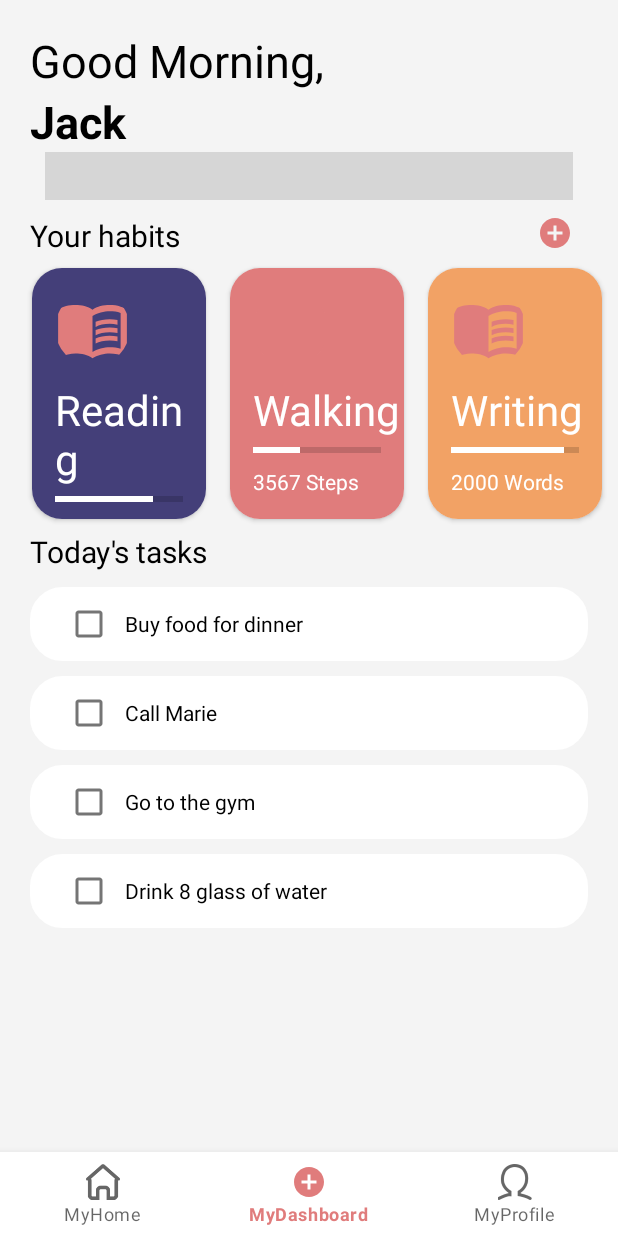
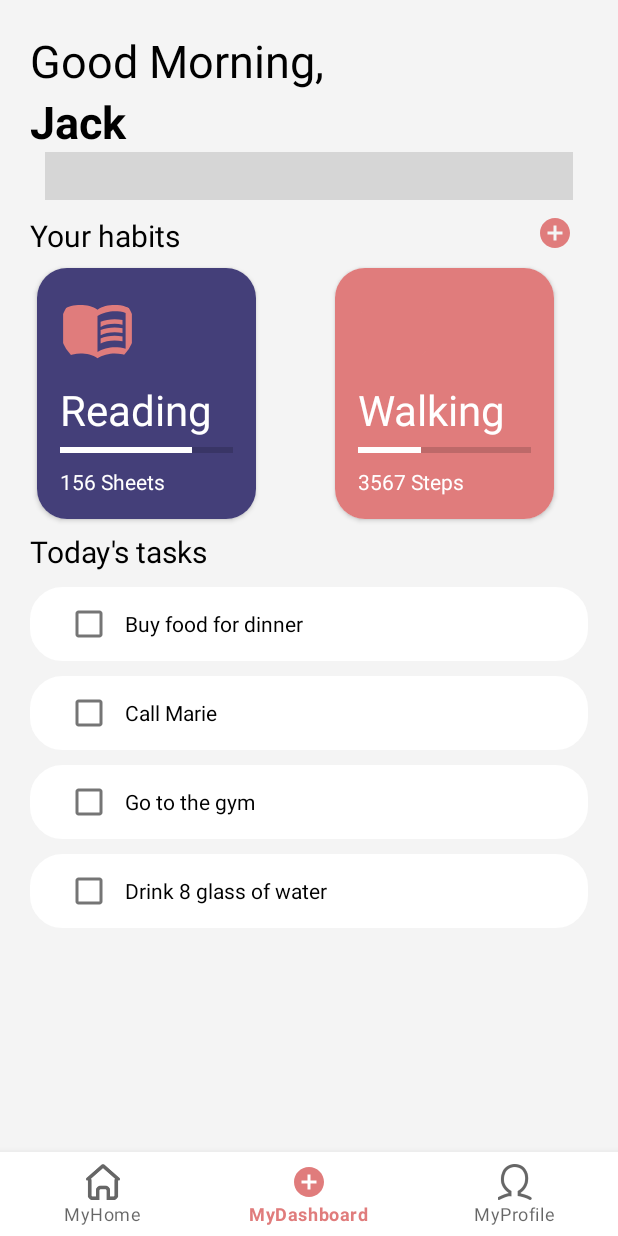
Before and after one commit to azamudin96/SimpleAppDesign, an Android app: the screen it shows after launch (MainActivity), on a phone screen of 412 x 824 dp. Run offline under Robolectric (Android 15) with nearby library versions, the phone set to English and light mode, and no system bars; our stand-ins replace navigation-ui; libraries missing offline, so code that uses them is left out: com.github.jhonnyx2012.horizontalpicker, com.mikhaellopez.circularimageview; plain views replace CircularImageView, HorizontalPicker; 7 statements that could not run were skipped; grey boxes are pictures that could not be loaded.

Commit message:
2nd-commit

```diff
--- a/app/src/main/java/com/example/simpleuiapp/ui/dashboard/DashboardFragment.java
+++ b/app/src/main/java/com/example/simpleuiapp/ui/dashboard/DashboardFragment.java
@@ -1,11 +1,14 @@
 package com.example.simpleuiapp.ui.dashboard;
 
 import android.animation.ArgbEvaluator;
+import android.content.Context;
+import android.content.res.Configuration;
 import android.graphics.Paint;
 import android.os.Bundle;
 import android.text.Spannable;
 import android.text.Spanned;
 import android.text.style.StrikethroughSpan;
+import android.util.DisplayMetrics;
 import android.util.Log;
 import android.view.LayoutInflater;
 import android.view.View;
@@ -46,6 +49,8 @@ public class DashboardFragment extends Fragment implements  DatePickerListener ,
     Integer[] colors = null;
     ArgbEvaluator argbEvaluator = new ArgbEvaluator();
 
+    String str_device;
+
     CheckBox chk_food , chk_marie , chk_gym , chk_drink;
 
     TextView tv_food , tv_marie , tv_gym , tv_drink , tv_wish;
@@ -64,9 +69,14 @@ public class DashboardFragment extends Fragment implements  DatePickerListener ,
 
         adapter = new Adapter(models, getContext());
 
+        int dpValue = 180; // margin in dips
+        float d = getContext().getResources().getDisplayMetrics().density;
+        int margin = (int)(dpValue * d); // margin in pixels
+
         viewPager = root.findViewById(R.id.viewPager);
         viewPager.setAdapter(adapter);
-        viewPager.setPadding(20, 0, 400, 0);
+        viewPager.setPageMargin(-margin);
+        viewPager.setPadding(25, 0, 25, 0);
 
 //        Integer[] colors_temp = {
 //                getResources().getColor(R.color.pink),
@@ -206,14 +216,7 @@ public class DashboardFragment extends Fragment implements  DatePickerListener ,
         }
     }
 
-    private void multiLineStrikeThrough(TextView description, String textContent){
-        description.setText(textContent, TextView.BufferType.SPANNABLE);
-        Spannable spannable = (Spannable)description.getText();
-        spannable.setSpan(new StrikethroughSpan(), 0, textContent.length(), Spanned.SPAN_INCLUSIVE_EXCLUSIVE);
-    }
-
     private void strikeThroughText(TextView price){
         price.setPaintFlags(price.getPaintFlags() | Paint.STRIKE_THRU_TEXT_FLAG);
     }
-
 }
--- a/app/src/main/res/layout/item.xml
+++ b/app/src/main/res/layout/item.xml
@@ -14,7 +14,7 @@
 
         <RelativeLayout
             android:id="@+id/rl_background"
-            android:layout_width="match_parent"
+            android:layout_width="wrap_content"
             android:layout_height="wrap_content">
 
             <com.mikhaellopez.circularimageview.CircularImageView
--- a/app/src/main/res/values/dimens.xml
+++ b/app/src/main/res/values/dimens.xml
@@ -2,4 +2,6 @@
     <!-- Default screen margins, per the Android Design guidelines. -->
     <dimen name="activity_horizontal_margin">16dp</dimen>
     <dimen name="activity_vertical_margin">16dp</dimen>
+
+    <dimen name="my_view_margin">180dip</dimen>
 </resources>
```
